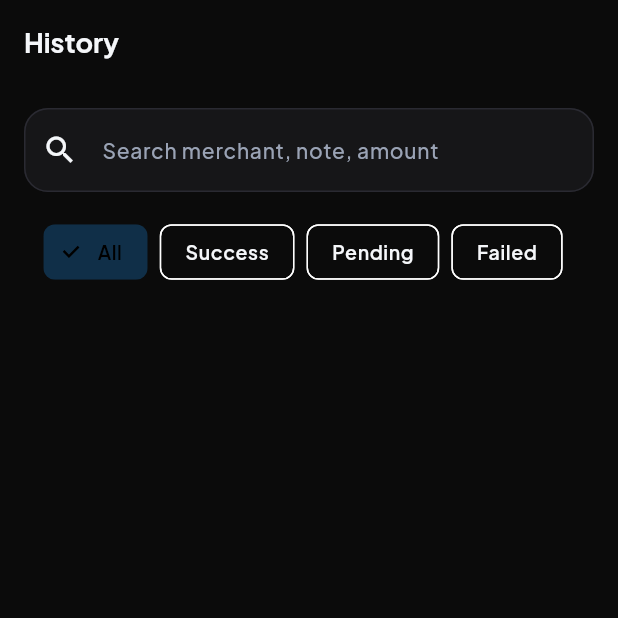
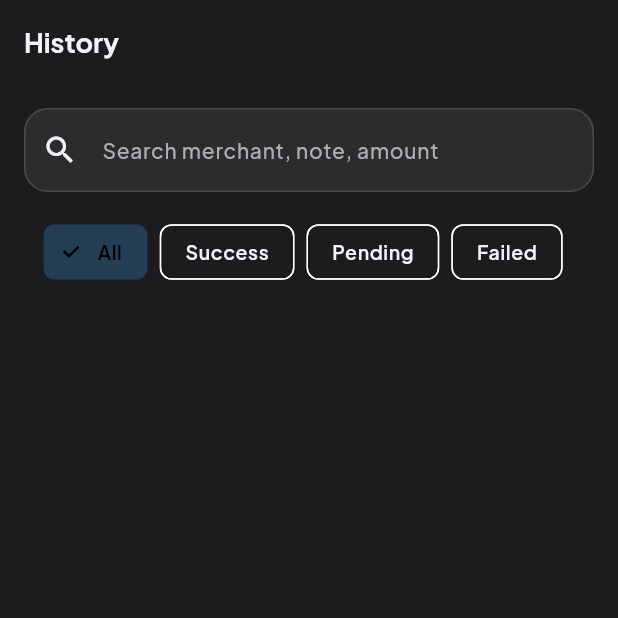
Before and after one commit to BiasManan2010/zeppay, a Flutter app: the HistoryScreen screen opened by its route, on a phone screen of 412 x 824 dp, the top half of it. Run offline on Flutter 3.47's test engine with Material 3 defaults, Android fonts, the light colour scheme and no system bars; our stand-ins replace audioplayers, csv, fl_chart, flutter_animate, flutter_contacts, flutter_local_notifications and 9 more; missing offline and left inert: google_mlkit_text_recognition, mobile_scanner; accounts and stored records are empty.

Commit message:
Add Paytm-style scan lock, grey-black theme, and spend categories.
Scan plays a hunting beam then a lock-on with trusted UPI card before
amount. Palette is charcoal with blue accents only. Pay lets you pick
what the rupees are for.

Co-authored-by: Manan Bharti <BiasManan2010@users.noreply.github.com>

```diff
--- a/lib/core/theme/app_colors.dart
+++ b/lib/core/theme/app_colors.dart
@@ -1,45 +1,43 @@
 import 'package:flutter/material.dart';
 
-/// Single source of truth for every color in Zep Pay.
-/// Never hardcode hex values in screens — import this file.
+/// Charcoal grey base, blue only as accent — never a blue wash on screens.
 abstract final class AppColors {
-  static const Color base = Color(0xFF0B0B0B);
-  static const Color baseAlt = Color(0xFF101012);
-  static const Color hero = Color(0xFF1E9BFF);
-  static const Color heroDeep = Color(0xFF0B6ED6);
-  static const Color heroSoft = Color(0xFF4DB8FF);
-  static const Color surface = Color(0xFF161618);
-  static const Color surfaceHigh = Color(0xFF1C1C20);
-  static const Color surfaceBorder = Color(0xFF2A2A32);
+  static const Color base = Color(0xFF1C1C1E);
+  static const Color baseAlt = Color(0xFF242426);
+  static const Color hero = Color(0xFF3BA3FF);
+  static const Color heroDeep = Color(0xFF1B7FE0);
+  static const Color heroSoft = Color(0xFF7EC4FF);
+  static const Color surface = Color(0xFF2C2C2E);
+  static const Color surfaceHigh = Color(0xFF3A3A3C);
+  static const Color surfaceBorder = Color(0xFF4A4A4E);
   static const Color stroke = surfaceBorder;
-  static const Color homeWash = Color(0xFF12263A);
-  static const Color navBar = Color(0xE6101012);
-  static const Color textPrimary = Color(0xFFF5F7FA);
-  static const Color textMuted = Color(0xFF9AA3B5);
-  static const Color textDim = Color(0xFF6B7385);
+  static const Color homeWash = Color(0xFF2A2A2E);
+  static const Color navBar = Color(0xE61C1C1E);
+  static const Color textPrimary = Color(0xFFF2F2F7);
+  static const Color textMuted = Color(0xFFAEAEB2);
+  static const Color textDim = Color(0xFF8E8E93);
   static const Color danger = Color(0xFFC45C4A);
   static const Color warning = Color(0xFFC4A35A);
-  static const Color success = Color(0xFF22C55E);
+  static const Color success = Color(0xFF34C759);
   static const Color white = Color(0xFFFFFFFF);
 
   static const RadialGradient heroGlow = RadialGradient(
-    center: Alignment.center,
-    radius: 0.95,
+    center: Alignment.topCenter,
+    radius: 1.15,
     colors: [
-      Color(0xFF123A66),
-      Color(0xFF0B1A33),
-      Color(0xFF0B0B0B),
+      Color(0xFF323236),
+      Color(0xFF1C1C1E),
     ],
-    stops: [0.0, 0.45, 1.0],
+    stops: [0.0, 1.0],
   );
 
   static const LinearGradient scanCard = LinearGradient(
     begin: Alignment.topLeft,
     end: Alignment.bottomRight,
     colors: [
-      Color(0xFF0E2440),
-      Color(0xFF0B0B0B),
-      Color(0xFF071018),
+      Color(0xFF3A3A3C),
+      Color(0xFF1C1C1E),
+      Color(0xFF2C2C2E),
     ],
   );
 
@@ -47,9 +45,9 @@ abstract final class AppColors {
     begin: Alignment.topLeft,
     end: Alignment.bottomRight,
     colors: [
-      Color(0xFF6EC8FF),
-      Color(0xFF1E9BFF),
-      Color(0xFF0B6ED6),
+      Color(0xFF7EC4FF),
+      Color(0xFF3BA3FF),
+      Color(0xFF1B7FE0),
     ],
   );
 }
--- /dev/null
+++ b/lib/data/models/spend_kinds.dart
@@ -0,0 +1,75 @@
+import 'package:flutter/material.dart';
+
+class SpendKind {
+  const SpendKind({required this.id, required this.label, required this.icon});
+  final String id;
+  final String label;
+  final IconData icon;
+}
+
+abstract final class SpendKinds {
+  static const food = SpendKind(
+    id: 'food',
+    label: 'Food',
+    icon: Icons.restaurant_rounded,
+  );
+  static const travel = SpendKind(
+    id: 'travel',
+    label: 'Travel',
+    icon: Icons.directions_car_rounded,
+  );
+  static const shopping = SpendKind(
+    id: 'shopping',
+    label: 'Shopping',
+    icon: Icons.shopping_bag_rounded,
+  );
+  static const bills = SpendKind(
+    id: 'bills',
+    label: 'Bills',
+    icon: Icons.receipt_long_rounded,
+  );
+  static const recharge = SpendKind(
+    id: 'recharge',
+    label: 'Recharge',
+    icon: Icons.phone_android_rounded,
+  );
+  static const family = SpendKind(
+    id: 'family',
+    label: 'Family',
+    icon: Icons.favorite_rounded,
+  );
+  static const health = SpendKind(
+    id: 'health',
+    label: 'Health',
+    icon: Icons.local_hospital_rounded,
+  );
+  static const fun = SpendKind(
+    id: 'fun',
+    label: 'Fun',
+    icon: Icons.movie_rounded,
+  );
+  static const other = SpendKind(
+    id: 'other',
+    label: 'Other',
+    icon: Icons.category_rounded,
+  );
+
+  static const all = [
+    food,
+    travel,
+    shopping,
+    bills,
+    recharge,
+    family,
+    health,
+    fun,
+    other,
+  ];
+
+  static SpendKind byId(String id) {
+    for (final k in all) {
+      if (k.id == id) return k;
+    }
+    return other;
+  }
+}
--- a/lib/data/services/providers.dart
+++ b/lib/data/services/providers.dart
@@ -31,6 +31,7 @@ void startPayment(
   String payeeName = '',
   String note = '',
   String source = 'pay',
+  String category = 'other',
   String? requestId,
   String? settleGroupId,
   String? settleFromId,
@@ -42,6 +43,7 @@ void startPayment(
     payeeName: payeeName,
     note: note,
     source: source,
+    category: category,
     requestId: requestId,
     settleGroupId: settleGroupId,
     settleFromId: settleFromId,
--- a/lib/data/services/receipt_share.dart
+++ b/lib/data/services/receipt_share.dart
@@ -20,6 +20,7 @@ class ReceiptShare {
       'To: $who',
       'UPI: ${tx.vpa}',
       if (tx.note.isNotEmpty) 'Note: ${tx.note}',
+      'Spending: ${tx.category}',
       'Zep Pay ID: ${tx.refCode.isEmpty ? tx.id : tx.refCode}',
       when,
       tx.offline ? 'Rail: ${tx.rail.name} (offline)' : 'Rail: UPI intent',
--- a/lib/presentation/screens/pay/connecting_screen.dart
+++ b/lib/presentation/screens/pay/connecting_screen.dart
@@ -53,6 +53,7 @@ class _ConnectingScreenState extends ConsumerState<ConnectingScreen> {
         createdAt: DateTime.now(),
         payeeName: draft.payeeName,
         note: draft.note,
+        category: draft.category,
         rail: rail,
         offline: rail != PaymentRail.upiIntent,
         refCode: AppStore.payRef(),
--- a/lib/presentation/screens/pay/extra_pages.dart
+++ b/lib/presentation/screens/pay/extra_pages.dart
@@ -216,6 +216,7 @@ class TxDetailScreen extends ConsumerWidget {
                 ),
                 Text(tx.vpa),
                 Text(tx.note.isEmpty ? 'No note' : tx.note),
+                Text('Spending · ${tx.category}'),
                 Text(
                   '${tx.rail.name} · ${tx.offline ? 'offline' : 'online'} · ${DateFormat('d MMM y, h:mm a').format(tx.createdAt)}',
                 ),
@@ -238,6 +239,7 @@ class TxDetailScreen extends ConsumerWidget {
                 amountPaise: tx.amountPaise,
                 payeeName: tx.payeeName,
                 note: tx.note,
+                category: tx.category,
                 source: 'again',
               );
               context.push('/pay/amount');
--- a/lib/presentation/screens/pay/history_screen.dart
+++ b/lib/presentation/screens/pay/history_screen.dart
@@ -7,6 +7,7 @@ import '../../../core/theme/app_colors.dart';
 import '../../../core/widgets/brand.dart';
 import '../../../data/local/app_store.dart';
 import '../../../data/models/models.dart';
+import '../../../data/models/spend_kinds.dart';
 
 class HistoryScreen extends ConsumerStatefulWidget {
   const HistoryScreen({super.key});
@@ -27,6 +28,7 @@ class _HistoryScreenState extends ConsumerState<HistoryScreen> {
           t.vpa.toLowerCase().contains(q) ||
           t.payeeName.toLowerCase().contains(q) ||
           t.note.toLowerCase().contains(q) ||
+          t.category.toLowerCase().contains(q) ||
           t.amountPaise.toString().contains(q);
       final st = _filter == null || t.status == _filter;
       return hit && st;
@@ -72,7 +74,7 @@ class _HistoryScreenState extends ConsumerState<HistoryScreen> {
                       onTap: () => context.push('/history/${tx.id}'),
                       title: Text(tx.payeeName.isEmpty ? tx.vpa : tx.payeeName),
                       subtitle: Text(
-                        '${tx.status.name} · ${tx.rail.name} · ${DateFormat('d MMM, h:mm a').format(tx.createdAt)}',
+                        '${SpendKinds.byId(tx.category).label} · ${tx.status.name} · ${DateFormat('d MMM, h:mm a').format(tx.createdAt)}',
                       ),
                       trailing: MoneyText(tx.amountPaise,
                           style: Theme.of(context).textTheme.titleMedium),
```
Also changed, not shown: lib/data/models/models.dart (+9 -0 lines), lib/presentation/screens/pay/amount_screen.dart (+38 -14 lines), lib/presentation/screens/pay/scan_lock_overlay.dart (added, +224 -0 lines), lib/presentation/screens/pay/scan_screen.dart (+70 -15 lines), 2 other files.
